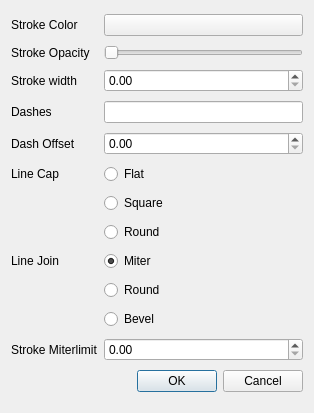
This is src/pythonGui/pendialog.ui in European-XFEL/Karabo as Qt 5 draws it before an edit. The edited form follows.
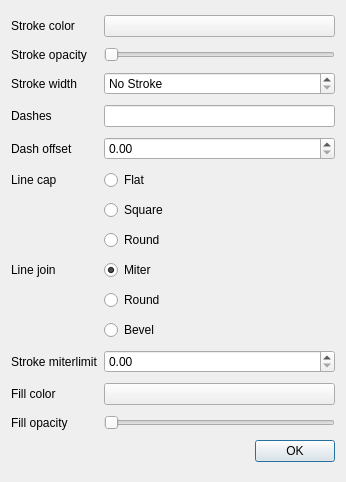
This is the edited form.

Commit message:
fill and color rectangles
also improve loading/saving code

What changed in the file:
```diff
--- a/src/pythonGui/pendialog.ui
+++ b/src/pythonGui/pendialog.ui
@@ -6,18 +6,42 @@
    <rect>
     <x>0</x>
     <y>0</y>
-    <width>314</width>
-    <height>413</height>
+    <width>346</width>
+    <height>482</height>
    </rect>
   </property>
   <property name="windowTitle">
    <string>Dialog</string>
   </property>
   <layout class="QGridLayout" name="gridLayout">
+   <item row="13" column="0">
+    <widget class="QLabel" name="label_10">
+     <property name="text">
+      <string>Fill opacity</string>
+     </property>
+    </widget>
+   </item>
+   <item row="12" column="0">
+    <widget class="QLabel" name="label_9">
+     <property name="text">
+      <string>Fill color</string>
+     </property>
+    </widget>
+   </item>
+   <item row="10" column="1">
+    <widget class="QRadioButton" name="bevelJoin">
+     <property name="text">
+      <string>Bevel</string>
+     </property>
+     <attribute name="buttonGroup">
+      <string notr="true">buttonGroup_2</string>
+     </attribute>
+    </widget>
+   </item>
    <item row="0" column="0">
     <widget class="QLabel" name="label">
      <property name="text">
-      <string>Stroke Color</string>
+      <string>Stroke color</string>
      </property>
     </widget>
    </item>
@@ -31,7 +55,7 @@
    <item row="1" column="0">
     <widget class="QLabel" name="label_2">
      <property name="text">
-      <string>Stroke Opacity</string>
+      <string>Stroke opacity</string>
      </property>
     </widget>
    </item>
@@ -53,7 +77,11 @@
     </widget>
    </item>
    <item row="2" column="1">
-    <widget class="QDoubleSpinBox" name="width"/>
+    <widget class="QDoubleSpinBox" name="width">
+     <property name="specialValueText">
+      <string>No Stroke</string>
+     </property>
+    </widget>
    </item>
    <item row="3" column="0">
     <widget class="QLabel" name="label_7">
@@ -65,7 +93,7 @@
    <item row="4" column="0">
     <widget class="QLabel" name="label_8">
      <property name="text">
-      <string>Dash Offset</string>
+      <string>Dash offset</string>
      </property>
     </widget>
    </item>
@@ -75,7 +103,7 @@
    <item row="5" column="0">
     <widget class="QLabel" name="label_3">
      <property name="text">
-      <string>Line Cap</string>
+      <string>Line cap</string>
      </property>
     </widget>
    </item>
@@ -112,7 +140,7 @@
    <item row="8" column="0">
     <widget class="QLabel" name="label_6">
      <property name="text">
-      <string>Line Join</string>
+      <string>Line join</string>
      </property>
     </widget>
    </item>
@@ -139,40 +167,58 @@
      </attribute>
     </widget>
    </item>
-   <item row="10" column="1">
-    <widget class="QRadioButton" name="bevelJoin">
-     <property name="text">
-      <string>Bevel</string>
-     </property>
-     <attribute name="buttonGroup">
-      <string notr="true">buttonGroup_2</string>
-     </attribute>
-    </widget>
-   </item>
    <item row="11" column="0">
     <widget class="QLabel" name="label_5">
      <property name="text">
-      <string>Stroke Miterlimit</string>
+      <string>Stroke miterlimit</string>
      </property>
     </widget>
    </item>
    <item row="11" column="1">
     <widget class="QDoubleSpinBox" name="miterlimit"/>
    </item>
-   <item row="12" column="0" colspan="2">
+   <item row="15" column="0" colspan="2">
     <widget class="QDialogButtonBox" name="buttonBox">
      <property name="orientation">
       <enum>Qt::Horizontal</enum>
      </property>
      <property name="standardButtons">
-      <set>QDialogButtonBox::Cancel|QDialogButtonBox::Ok</set>
+      <set>QDialogButtonBox::Ok</set>
      </property>
     </widget>
    </item>
    <item row="3" column="1">
     <widget class="QLineEdit" name="dashes"/>
    </item>
+   <item row="12" column="1">
+    <widget class="QPushButton" name="fillcolor">
+     <property name="enabled">
+      <bool>true</bool>
+     </property>
+     <property name="text">
+      <string/>
+     </property>
+    </widget>
+   </item>
+   <item row="13" column="1">
+    <widget class="QSlider" name="fillopacity">
+     <property name="maximum">
+      <number>255</number>
+     </property>
+     <property name="orientation">
+      <enum>Qt::Horizontal</enum>
+     </property>
+    </widget>
+   </item>
   </layout>
+  <action name="actionBrush">
+   <property name="checkable">
+    <bool>true</bool>
+   </property>
+   <property name="text">
+    <string>brush</string>
+   </property>
+  </action>
  </widget>
  <resources/>
  <connections>
```
Left out of the diff: 66 changed lines with no effect on the pictures. The commit also changes 2 other files.
